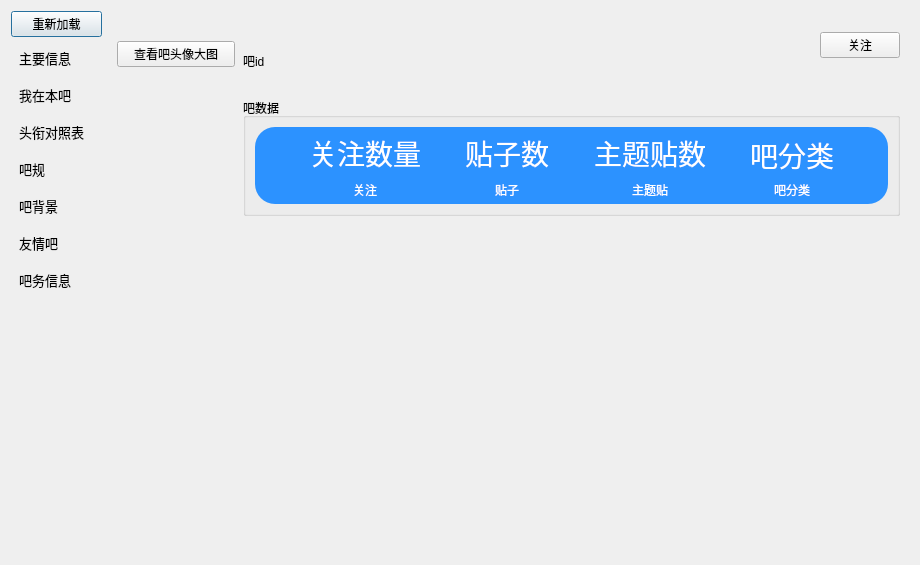
Above: src/resf/forum_detail.ui from clb-128258/TiebaDesktop before the change. Below: the same form after it.
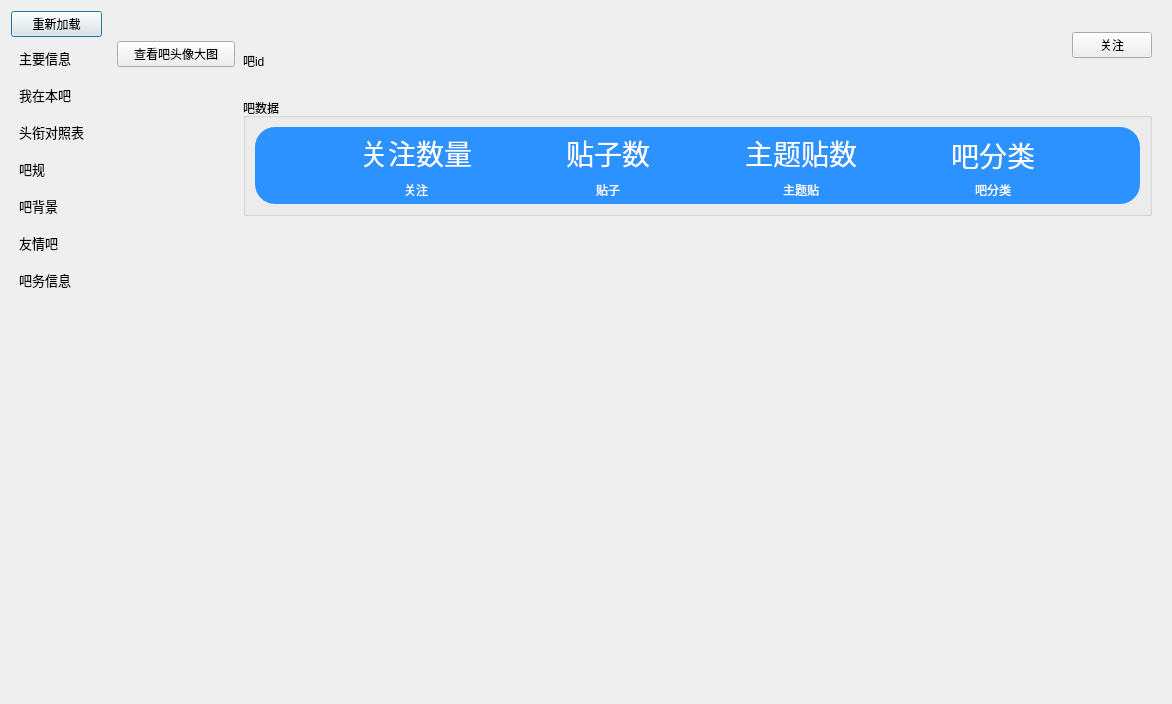
That is the form after the change.

The edit to the form file:
```diff
--- a/src/resf/forum_detail.ui
+++ b/src/resf/forum_detail.ui
@@ -6,8 +6,8 @@
    <rect>
     <x>0</x>
     <y>0</y>
-    <width>920</width>
-    <height>565</height>
+    <width>1172</width>
+    <height>704</height>
    </rect>
   </property>
   <property name="font">
```
